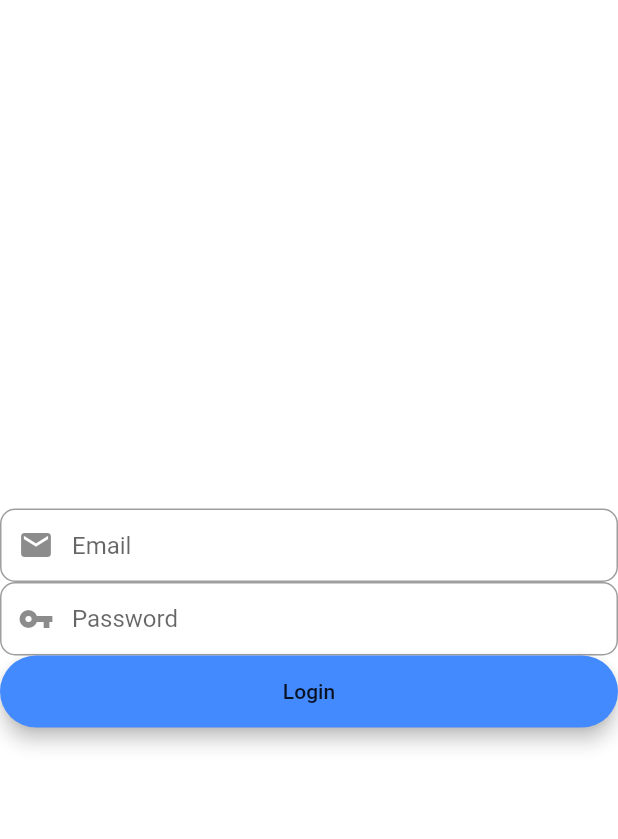
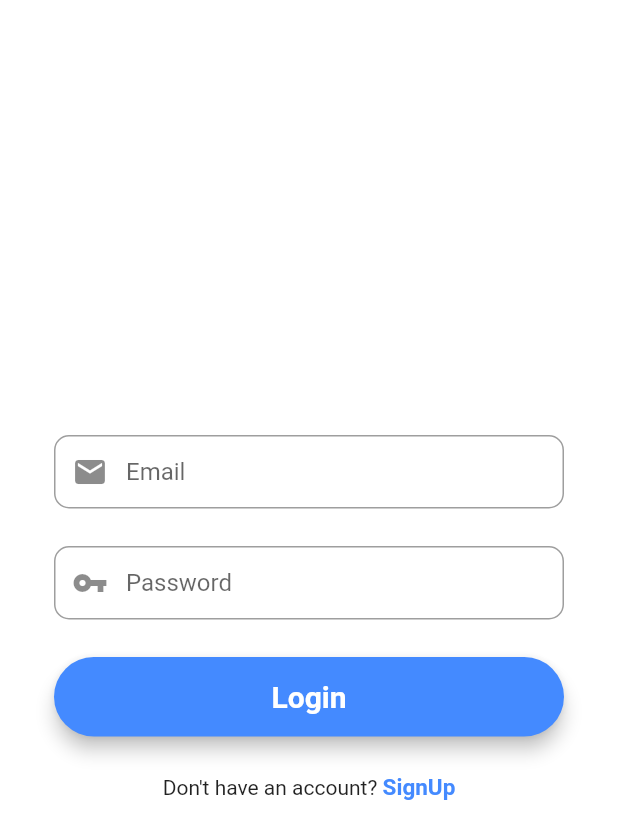
Before and after one commit to Waseem-Mosam/farm_app, a Flutter app: the screen it shows after launch, on a phone screen of 412 x 824 dp. Shown: the top 839 px of the screen. Run offline on Flutter 3.47's test engine with Material 2 defaults, Android fonts, the phone set to English and light mode, and no system bars.

Commit message:
Login UI done

```diff
--- a/lib/screens/login_screen.dart
+++ b/lib/screens/login_screen.dart
@@ -70,7 +70,10 @@ class _LoginScreenState extends State<LoginScreen> {
         padding: EdgeInsets.fromLTRB(20, 15,20, 15),
         minWidth: MediaQuery.of(context).size.width,
         onPressed: (){},
-        child: Text("Login"),
+        child: Text("Login", textAlign: TextAlign.center,
+        style: TextStyle(fontSize: 20,
+        color: Colors.white,
+        fontWeight: FontWeight.bold),),
       ),
     );
     return Scaffold(
@@ -79,14 +82,41 @@ class _LoginScreenState extends State<LoginScreen> {
         child: SingleChildScrollView(
           child: Container(
             color: Colors.white,
+            child: Padding(
+              padding: const EdgeInsets.all(36.0),
               child: Form(
                 key: _formKey,
                 child: Column(
+                  mainAxisAlignment: MainAxisAlignment.center,
+                  crossAxisAlignment: CrossAxisAlignment.center,
                   children: <Widget>[
+                    //SizedBox(
+                      //height: 200,
+                      //This would ne used if logo is needed above login fields
+                    //),
+
                     emailField,
+                    SizedBox(height: 25 ,),
                     passwordField,
+                    SizedBox(height: 25 ,),
                     loginButton,
+                    SizedBox(height: 25 ,),
+                    Row(
+                      mainAxisAlignment: MainAxisAlignment.center,
+
+                      children: <Widget>[
+                        Text("Don't have an account? "),
+                        GestureDetector(
+                          onTap: (){},
+                          child: Text("SignUp", style: TextStyle(
+                              color: Colors.blueAccent,
+                              fontWeight: FontWeight.bold,
+                              fontSize: 15),),
+                        )
                       ],
+                    )
+                  ],
+                ),
           ),
             ),
           ),
```
Lines whose indentation alone changed are shown as unchanged.
